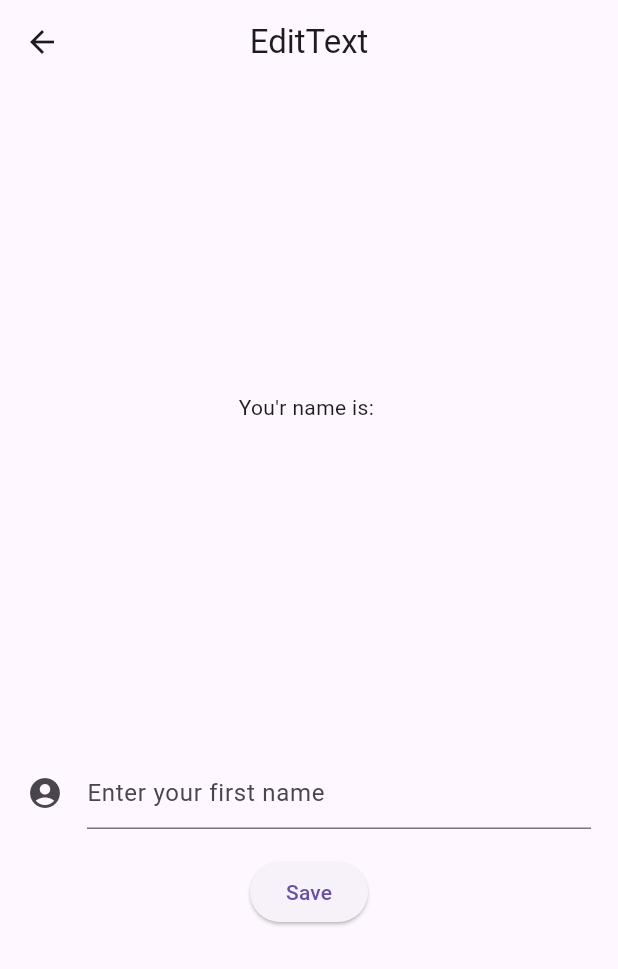
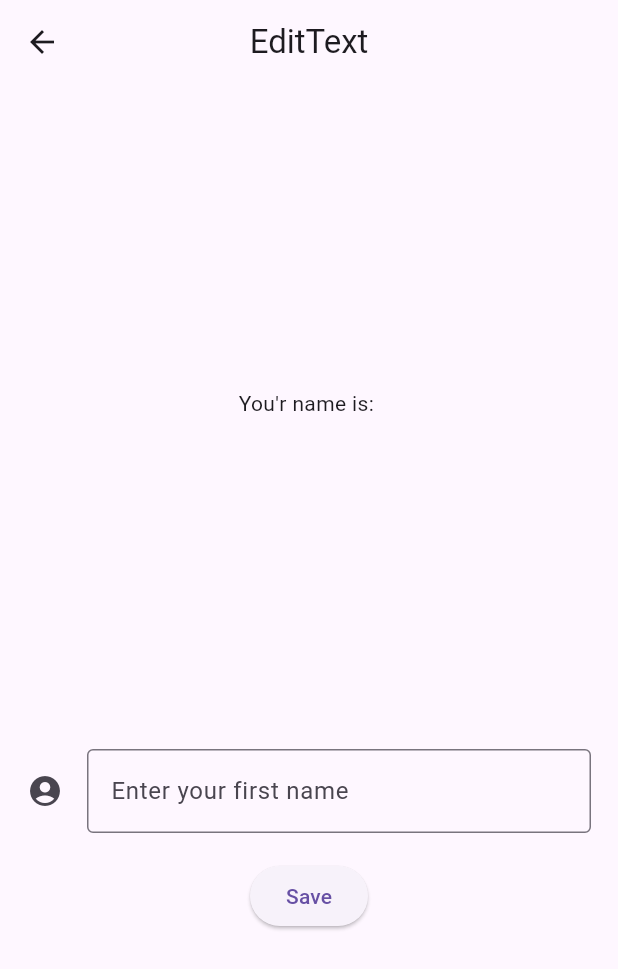
Before and after one commit to tejastidake-coditas/app_6, a Flutter app: the screen it shows after launch, after a tap on "Text Field", on a phone screen of 412 x 824 dp. Shown: the top 969 px of the screen. Run offline on Flutter 3.47's test engine with Material 3 defaults, Android fonts, the phone set to English and light mode, and no system bars.

Commit message:
Minor changes

```diff
--- a/lib/pages/editText.dart
+++ b/lib/pages/editText.dart
@@ -30,6 +30,7 @@ class _EditTextState extends State<EditText> {
                       controller: textEditingController,
                       decoration: InputDecoration(
                           hintText: "Enter your first name",
+                          border: OutlineInputBorder(),
                           icon: Icon(Icons.account_circle))),
                 ),
                 ElevatedButton(
--- a/lib/pages/homePage.dart
+++ b/lib/pages/homePage.dart
@@ -19,6 +19,7 @@ class _homePageState extends State<homePage> {
   @override
   Widget build(BuildContext context) {
     return MaterialApp(
+      debugShowCheckedModeBanner: false,
         home: Scaffold(
             appBar: AppBar(
               title: Text("Home"),
```
